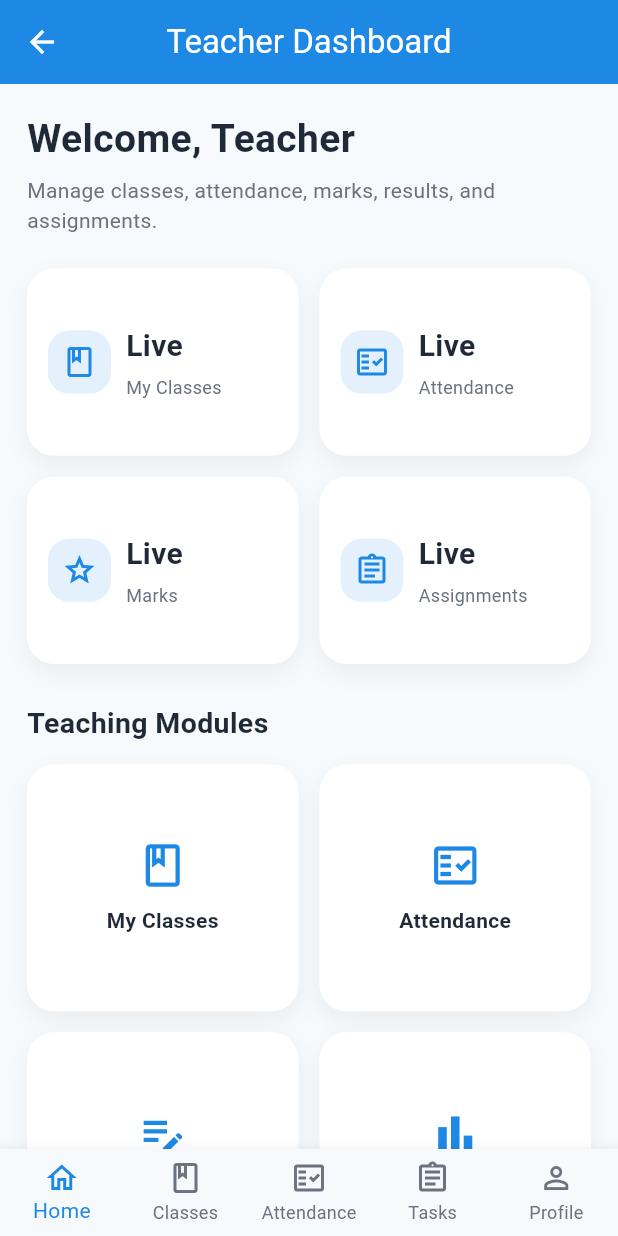
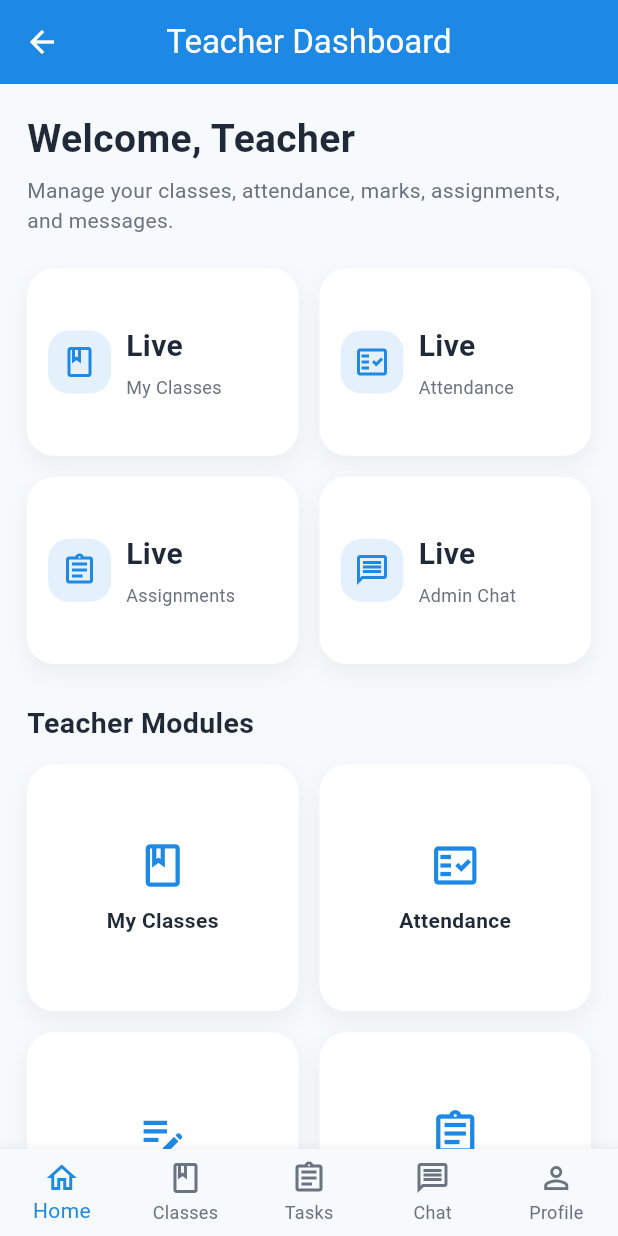
Before and after one commit to 248World/wise_school, a Flutter app: the TeacherDashboardScreen screen opened directly, on a phone screen of 412 x 824 dp. Run offline on Flutter 3.47's test engine with Material 3 defaults, Android fonts, the phone set to English and light mode, and no system bars; our stand-ins replace cloud_firestore, firebase_auth, firebase_core; accounts and stored records are empty.

Commit message:
Add admin teacher chat system

```diff
--- a/lib/screens/admin/admin_dashboard_screen.dart
+++ b/lib/screens/admin/admin_dashboard_screen.dart
@@ -34,7 +34,8 @@ class AdminDashboardScreen extends StatelessWidget {
       {'title': 'Student Results', 'icon': Icons.bar_chart_outlined},
       {'title': 'Assignments', 'icon': Icons.assignment_outlined},
       {'title': 'Fees', 'icon': Icons.payments_outlined},
-      {'title': 'Parent Messages', 'icon': Icons.message_outlined},
+      {'title': 'Parent Messages', 'icon': Icons.family_restroom_outlined},
+      {'title': 'Teacher Messages', 'icon': Icons.support_agent_outlined},
       {'title': 'Announcements', 'icon': Icons.campaign_outlined},
       {'title': 'Reports', 'icon': Icons.description_outlined},
     ];
@@ -60,7 +61,7 @@ class AdminDashboardScreen extends StatelessWidget {
               ),
               const SizedBox(height: 6),
               const Text(
-                'Manage school users, classes, assignments, fees, messages, results, reports, and AI insights.',
+                'Manage users, classes, fees, results, messages, reports, and AI insights.',
                 style: TextStyle(
                   fontSize: 14,
                   color: AppColors.textGrey,
@@ -81,19 +82,19 @@ class AdminDashboardScreen extends StatelessWidget {
                     icon: Icons.school_outlined,
                   ),
                   DashboardCard(
-                    title: 'Assignments',
-                    value: 'Live',
-                    icon: Icons.assignment_outlined,
-                  ),
-                  DashboardCard(
                     title: 'Fees',
                     value: 'Live',
                     icon: Icons.payments_outlined,
                   ),
                   DashboardCard(
-                    title: 'Messages',
+                    title: 'Parent Chat',
                     value: 'Live',
-                    icon: Icons.message_outlined,
+                    icon: Icons.family_restroom_outlined,
+                  ),
+                  DashboardCard(
+                    title: 'Teacher Chat',
+                    value: 'Live',
+                    icon: Icons.support_agent_outlined,
                   ),
                 ],
               ),
@@ -176,7 +177,22 @@ class AdminDashboardScreen extends StatelessWidget {
                         Navigator.push(
                           context,
                           MaterialPageRoute(
-                            builder: (_) => const MessagesScreen(role: 'Admin'),
+                            builder: (_) => const MessagesScreen(
+                              role: 'Admin',
+                              targetRole: 'Parent',
+                            ),
+                          ),
+                        );
+                      }
+
+                      if (title == 'Teacher Messages') {
+                        Navigator.push(
+                          context,
+                          MaterialPageRoute(
+                            builder: (_) => const MessagesScreen(
+                              role: 'Admin',
+                              targetRole: 'Teacher',
+                            ),
                           ),
                         );
                       }
@@ -366,7 +382,10 @@ class AdminDashboardScreen extends StatelessWidget {
             Navigator.push(
               context,
               MaterialPageRoute(
-                builder: (_) => const MessagesScreen(role: 'Admin'),
+                builder: (_) => const MessagesScreen(
+                  role: 'Admin',
+                  targetRole: 'Parent',
+                ),
               ),
             );
           }
@@ -395,7 +414,7 @@ class AdminDashboardScreen extends StatelessWidget {
           ),
           BottomNavigationBarItem(
             icon: Icon(Icons.message_outlined),
-            label: 'Messages',
+            label: 'Parent Chat',
           ),
           BottomNavigationBarItem(
             icon: Icon(Icons.person_outline),
--- a/lib/screens/teacher/teacher_dashboard_screen.dart
+++ b/lib/screens/teacher/teacher_dashboard_screen.dart
@@ -4,10 +4,8 @@ import '../../core/constants/app_colors.dart';
 import '../../widgets/dashboard_card.dart';
 import '../../widgets/module_card.dart';
 import '../../widgets/section_title.dart';
-import '../ai/ai_assistant_screen.dart';
 import '../common/messages_screen.dart';
 import '../common/profile_screen.dart';
-import '../student/results_screen.dart';
 import 'add_marks_screen.dart';
 import 'assignments_screen.dart';
 import 'attendance_screen.dart';
@@ -24,13 +22,30 @@ class TeacherDashboardScreen extends StatelessWidget {
   @override
   Widget build(BuildContext context) {
     final modules = [
-      {'title': 'My Classes', 'icon': Icons.class_outlined},
-      {'title': 'Attendance', 'icon': Icons.fact_check_outlined},
-      {'title': 'Add Marks', 'icon': Icons.edit_note_outlined},
-      {'title': 'Results', 'icon': Icons.bar_chart_outlined},
-      {'title': 'Assignments', 'icon': Icons.assignment_outlined},
-      {'title': 'Messages', 'icon': Icons.message_outlined},
-      {'title': 'AI Teaching Assistant', 'icon': Icons.smart_toy_outlined},
+      {
+        'title': 'My Classes',
+        'icon': Icons.class_outlined,
+      },
+      {
+        'title': 'Attendance',
+        'icon': Icons.fact_check_outlined,
+      },
+      {
+        'title': 'Add Marks',
+        'icon': Icons.edit_note_outlined,
+      },
+      {
+        'title': 'Assignments',
+        'icon': Icons.assignment_outlined,
+      },
+      {
+        'title': 'Admin Chat',
+        'icon': Icons.message_outlined,
+      },
+      {
+        'title': 'Profile',
+        'icon': Icons.person_outline,
+      },
     ];
 
     return Scaffold(
@@ -54,7 +69,7 @@ class TeacherDashboardScreen extends StatelessWidget {
               ),
               const SizedBox(height: 6),
               const Text(
-                'Manage classes, attendance, marks, results, and assignments.',
+                'Manage your classes, attendance, marks, assignments, and messages.',
                 style: TextStyle(
                   fontSize: 14,
                   color: AppColors.textGrey,
@@ -80,19 +95,19 @@ class TeacherDashboardScreen extends StatelessWidget {
                     icon: Icons.fact_check_outlined,
                   ),
                   DashboardCard(
-                    title: 'Marks',
-                    value: 'Live',
-                    icon: Icons.grade_outlined,
-                  ),
-                  DashboardCard(
                     title: 'Assignments',
                     value: 'Live',
                     icon: Icons.assignment_outlined,
                   ),
+                  DashboardCard(
+                    title: 'Admin Chat',
+                    value: 'Live',
+                    icon: Icons.message_outlined,
+                  ),
                 ],
               ),
               const SizedBox(height: 26),
-              const SectionTitle(title: 'Teaching Modules'),
+              const SectionTitle(title: 'Teacher Modules'),
               const SizedBox(height: 14),
               GridView.builder(
                 itemCount: modules.length,
@@ -141,15 +156,6 @@ class TeacherDashboardScreen extends StatelessWidget {
                         );
                       }
 
-                      if (title == 'Results') {
-                        Navigator.push(
-                          context,
-                          MaterialPageRoute(
-                            builder: (_) => const ResultsScreen(),
-                          ),
-                        );
-                      }
-
                       if (title == 'Assignments') {
                         Navigator.push(
                           context,
@@ -160,21 +166,24 @@ class TeacherDashboardScreen extends StatelessWidget {
                         );
                       }
 
-                      if (title == 'Messages') {
+                      if (title == 'Admin Chat') {
+                        Navigator.push(
+                          context,
+                          MaterialPageRoute(
+                            builder: (_) => const MessagesScreen(
+                              role: 'Teacher',
+                              targetRole: 'Admin',
+                            ),
+                          ),
+                        );
+                      }
+
+                      if (title == 'Profile') {
                         Navigator.push(
                           context,
                           MaterialPageRoute(
                             builder: (_) =>
-                                const MessagesScreen(role: 'Teacher'),
-                          ),
-                        );
-                      }
-
-                      if (title == 'AI Teaching Assistant') {
-                        Navigator.push(
-                          context,
-                          MaterialPageRoute(
-                            builder: (_) => const AIAssistantScreen(),
+                                const ProfileScreen(role: 'Teacher'),
                           ),
                         );
                       }
@@ -193,7 +202,9 @@ class TeacherDashboardScreen extends StatelessWidget {
         unselectedItemColor: AppColors.textGrey,
         type: BottomNavigationBarType.fixed,
         onTap: (index) {
-          if (index == 0) return;
+          if (index == 0) {
+            return;
+          }
 
           if (index == 1) {
             Navigator.push(
@@ -210,7 +221,7 @@ class TeacherDashboardScreen extends StatelessWidget {
             Navigator.push(
               context,
               MaterialPageRoute(
-                builder: (_) => const AttendanceScreen(role: 'Teacher'),
+                builder: (_) => const AssignmentsScreen(role: 'Teacher'),
               ),
             );
           }
@@ -219,7 +230,10 @@ class TeacherDashboardScreen extends StatelessWidget {
             Navigator.push(
               context,
               MaterialPageRoute(
-                builder: (_) => const AssignmentsScreen(role: 'Teacher'),
+                builder: (_) => const MessagesScreen(
+                  role: 'Teacher',
+                  targetRole: 'Admin',
+                ),
               ),
             );
           }
@@ -243,12 +257,12 @@ class TeacherDashboardScreen extends StatelessWidget {
             label: 'Classes',
           ),
           BottomNavigationBarItem(
-            icon: Icon(Icons.fact_check_outlined),
-            label: 'Attendance',
+            icon: Icon(Icons.assignment_outlined),
+            label: 'Tasks',
           ),
           BottomNavigationBarItem(
-            icon: Icon(Icons.assignment_outlined),
-            label: 'Tasks',
+            icon: Icon(Icons.message_outlined),
+            label: 'Chat',
           ),
           BottomNavigationBarItem(
             icon: Icon(Icons.person_outline),
```
Also changed, not shown: lib/screens/common/messages_screen.dart (+143 -105 lines).
